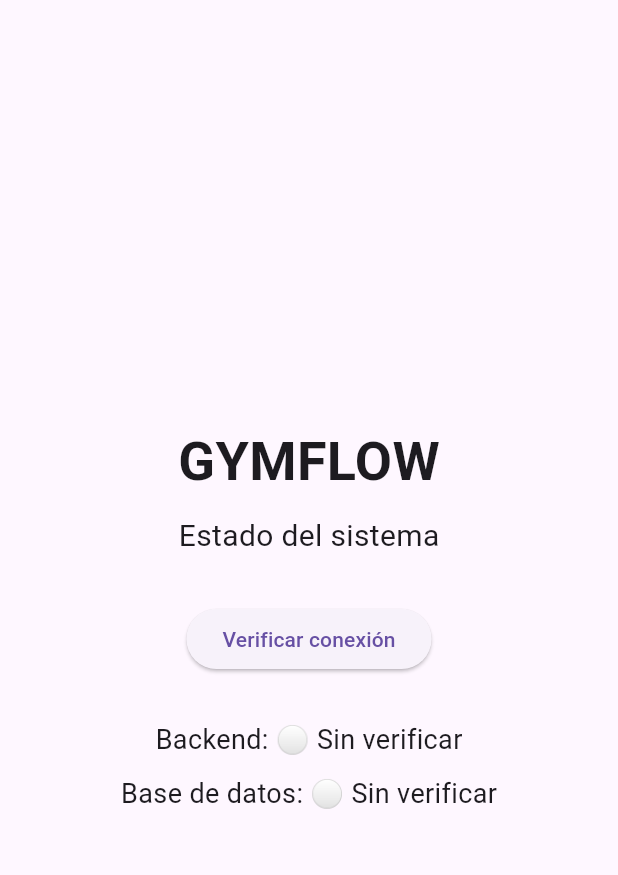
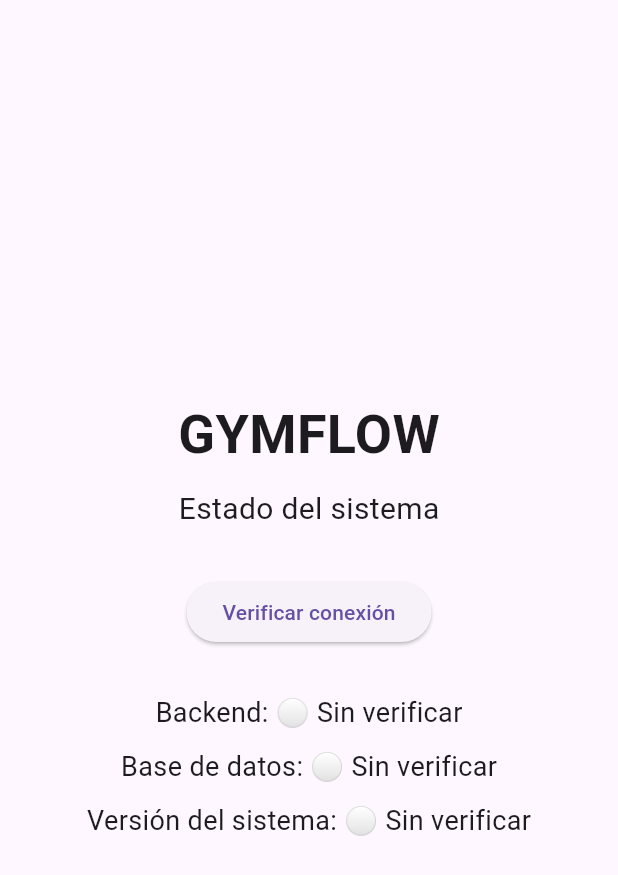
Before and after one commit to Hector2206/GymFlow, a Flutter app: the screen it shows after launch, on a phone screen of 412 x 824 dp. Shown: the top 875 px of the screen. Run offline on Flutter 3.47's test engine with Material 3 defaults, Android fonts, the phone set to English and light mode, and no system bars.

Commit message:
feat: show system version from database in mobile

```diff
--- a/mobile/lib/main.dart
+++ b/mobile/lib/main.dart
@@ -1,3 +1,5 @@
+import 'dart:convert';
+
 import 'package:flutter/material.dart';
 import 'package:http/http.dart' as http;
 
@@ -28,16 +30,37 @@ class HomePage extends StatefulWidget {
 class _HomePageState extends State<HomePage> {
   String estadoBackend = '⚪ Sin verificar';
   String estadoBaseDatos = '⚪ Sin verificar';
+  String versionSistema = '⚪ Sin verificar';
 
   Future<void> verificarConexion() async {
     try {
+      // Verificar Backend
       final health = await http.get(
-        Uri.parse('https://projectgym-t958.onrender.com/health'),
+        Uri.parse(
+          'https://projectgym-t958.onrender.com/health',
+        ),
       );
 
+      // Verificar Base de Datos
       final ping = await http.get(
-        Uri.parse('https://projectgym-t958.onrender.com/ping'),
+        Uri.parse(
+          'https://projectgym-t958.onrender.com/ping',
+        ),
       );
+
+      // Obtener versión almacenada en PostgreSQL
+      final versionResponse = await http.get(
+        Uri.parse(
+          'https://projectgym-t958.onrender.com/version',
+        ),
+      );
+
+      String nuevaVersion = '🔴 Error';
+
+      if (versionResponse.statusCode == 200) {
+        final data = jsonDecode(versionResponse.body);
+        nuevaVersion = data['version'].toString();
+      }
 
       setState(() {
         estadoBackend =
@@ -45,11 +68,14 @@ class _HomePageState extends State<HomePage> {
 
         estadoBaseDatos =
             ping.statusCode == 200 ? '🟢 Conectada' : '🔴 Error';
+
+        versionSistema = nuevaVersion;
       });
     } catch (e) {
       setState(() {
         estadoBackend = '🔴 Sin conexión';
         estadoBaseDatos = '🔴 Sin conexión';
+        versionSistema = '🔴 Sin conexión';
       });
     }
   }
@@ -73,7 +99,9 @@ class _HomePageState extends State<HomePage> {
 
             const Text(
               'Estado del sistema',
-              style: TextStyle(fontSize: 20),
+              style: TextStyle(
+                fontSize: 20,
+              ),
             ),
 
             const SizedBox(height: 30),
@@ -87,14 +115,27 @@ class _HomePageState extends State<HomePage> {
 
             Text(
               'Backend: $estadoBackend',
-              style: const TextStyle(fontSize: 18),
+              style: const TextStyle(
+                fontSize: 18,
+              ),
             ),
 
             const SizedBox(height: 10),
 
             Text(
               'Base de datos: $estadoBaseDatos',
-              style: const TextStyle(fontSize: 18),
+              style: const TextStyle(
+                fontSize: 18,
+              ),
+            ),
+
+            const SizedBox(height: 10),
+
+            Text(
+              'Versión del sistema: $versionSistema',
+              style: const TextStyle(
+                fontSize: 18,
+              ),
             ),
           ],
         ),
```
